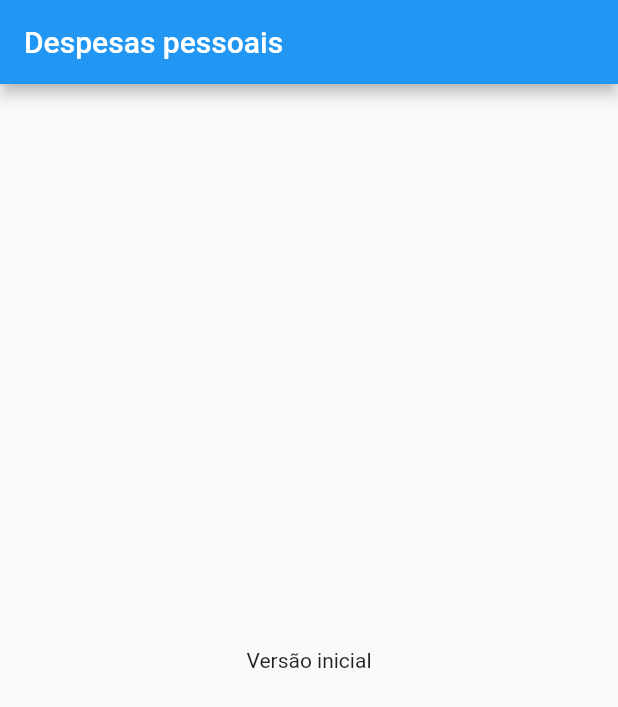
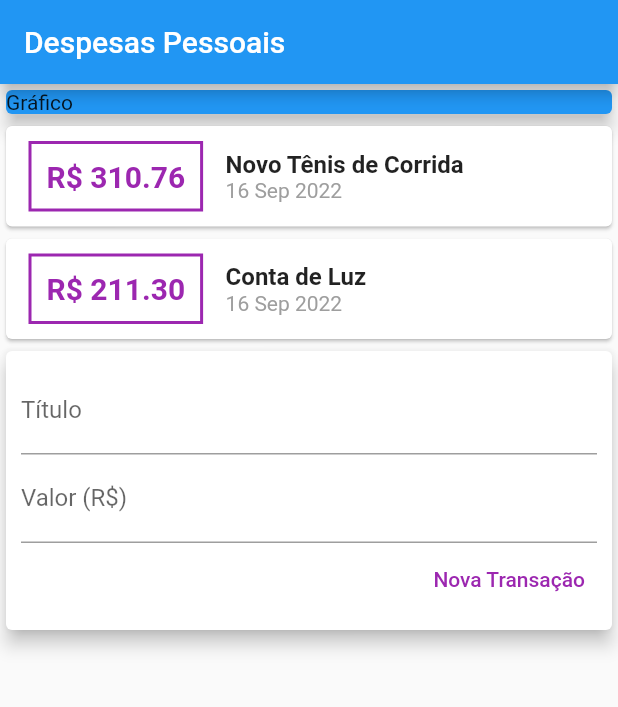
Before and after one commit to MarceloVichar/flutter-expenses-project, a Flutter app: the screen it shows after launch, on a phone screen of 412 x 824 dp. Shown: the top 707 px of the screen. Run offline on Flutter 3.47's test engine with Material 2 defaults, Android fonts, the phone set to English and light mode, and no system bars.

Commit message:
refatorando componentes estaticos

```diff
--- /dev/null
+++ b/lib/components/transaction_form.dart
@@ -0,0 +1,48 @@
+import 'package:flutter/material.dart';
+
+class TransactionForm extends StatelessWidget {
+  final titleController = TextEditingController();
+  final valueController = TextEditingController();
+
+  TransactionForm({super.key});
+
+  @override
+  Widget build(BuildContext context) {
+    return Card(
+      elevation: 5,
+      child: Padding(
+        padding: const EdgeInsets.all(10),
+        child: Column(
+          children: [
+            TextField(
+              controller: titleController,
+              decoration: const InputDecoration(
+                labelText: 'Título',
+              ),
+            ),
+            TextField(
+              controller: valueController,
+              decoration: const InputDecoration(
+                labelText: 'Valor (R\$)',
+              ),
+            ),
+            Row(
+              mainAxisAlignment: MainAxisAlignment.end,
+              children: <Widget>[
+                TextButton(
+                  child: const Text(
+                    'Nova Transação',
+                    style: TextStyle(
+                      color: Colors.purple,
+                    ),
+                  ),
+                  onPressed: () {},
+                )
+              ],
+            ),
+          ],
+        ),
+      ),
+    );
+  }
+}
--- /dev/null
+++ b/lib/components/transaction_list.dart
@@ -0,0 +1,62 @@
+import 'package:expenses/models/transaction.dart';
+import 'package:flutter/material.dart';
+import 'package:intl/intl.dart';
+
+class TransactionList extends StatelessWidget {
+  final List<Transaction> transactions;
+
+  const TransactionList(this.transactions, {super.key});
+
+  @override
+  Widget build(BuildContext context) {
+    return Column(
+      children: transactions.map((tr) {
+        return Card(
+          child: Row(
+            children: [
+              Container(
+                margin: const EdgeInsets.symmetric(
+                  horizontal: 15,
+                  vertical: 10,
+                ),
+                decoration: BoxDecoration(
+                  border: Border.all(
+                    color: Colors.purple,
+                    width: 2,
+                  ),
+                ),
+                padding: const EdgeInsets.all(10),
+                child: Text(
+                  'R\$ ${tr.value.toStringAsFixed(2)}',
+                  style: const TextStyle(
+                    fontWeight: FontWeight.bold,
+                    fontSize: 20,
+                    color: Colors.purple,
+                  ),
+                ),
+              ),
+              Column(
+                crossAxisAlignment: CrossAxisAlignment.start,
+                children: [
+                  Text(
+                    tr.title,
+                    style: const TextStyle(
+                      fontSize: 16,
+                      fontWeight: FontWeight.bold,
+                    ),
+                  ),
+                  Text(
+                    DateFormat('d MMM y').format(tr.date),
+                    style: const TextStyle(
+                      color: Colors.grey,
+                    ),
+                  ),
+                ],
+              ),
+            ],
+          ),
+        );
+      }).toList(),
+    );
+  }
+}
--- /dev/null
+++ b/lib/components/transaction_user.dart
@@ -0,0 +1,38 @@
+import 'package:flutter/material.dart';
+import 'transaction_form.dart';
+import 'transaction_list.dart';
+import '../models/transaction.dart';
+
+class TransactionUser extends StatefulWidget {
+  const TransactionUser({Key? key}) : super(key: key);
+
+  @override
+  State<TransactionUser> createState() => _TransactionUserState();
+}
+
+class _TransactionUserState extends State<TransactionUser> {
+  final _transactions = [
+    Transaction(
+      id: 't1',
+      title: 'Novo Tênis de Corrida',
+      value: 310.76,
+      date: DateTime.now(),
+    ),
+    Transaction(
+      id: 't2',
+      title: 'Conta de Luz',
+      value: 211.30,
+      date: DateTime.now(),
+    ),
+  ];
+
+  @override
+  Widget build(BuildContext context) {
+    return Column(
+      children: [
+        TransactionList(_transactions),
+        TransactionForm(),
+      ],
+    );
+  }
+}
--- a/lib/main.dart
+++ b/lib/main.dart
@@ -1,28 +1,38 @@
 import 'package:flutter/material.dart';
+import 'components/transaction_user.dart';
 
-void main() => runApp(const ExpensesApp());
+main() => runApp(const ExpensesApp());
 
 class ExpensesApp extends StatelessWidget {
-  const ExpensesApp({super.key});
-
+  const ExpensesApp({Key? key}) : super(key: key);
   @override
   Widget build(BuildContext context) {
-    return const MaterialApp(
-      home: MyHomePage(),
-    );
+    return const MaterialApp(home: MyHomePage());
   }
 }
 
 class MyHomePage extends StatelessWidget {
-  const MyHomePage({super.key});
+  const MyHomePage({Key? key}) : super(key: key);
 
   @override
   Widget build(BuildContext context) {
     return Scaffold(
       appBar: AppBar(
-        title: const Text('Despesas pessoais'),
+        title: const Text('Despesas Pessoais'),
       ),
-      body: const Center(child: Text('Versão inicial')),
+      body: Column(
+        crossAxisAlignment: CrossAxisAlignment.stretch,
+        children: const [
+          SizedBox(
+            child: Card(
+              color: Colors.blue,
+              elevation: 5,
+              child: Text('Gráfico'),
+            ),
+          ),
+          TransactionUser(),
+        ],
+      ),
     );
   }
 }
--- /dev/null
+++ b/lib/models/transaction.dart
@@ -0,0 +1,12 @@
+class Transaction {
+  final String id;
+  final String title;
+  final double value;
+  final DateTime date;
+
+  Transaction(
+      {required this.id,
+      required this.title,
+      required this.value,
+      required this.date});
+}
--- a/pubspec.yaml
+++ b/pubspec.yaml
@@ -31,6 +31,7 @@ environment:
 dependencies:
   flutter:
     sdk: flutter
+  intl: ^0.17.0
 
 
   # The following adds the Cupertino Icons font to your application.
```
Also changed, not shown: pubspec.lock.
